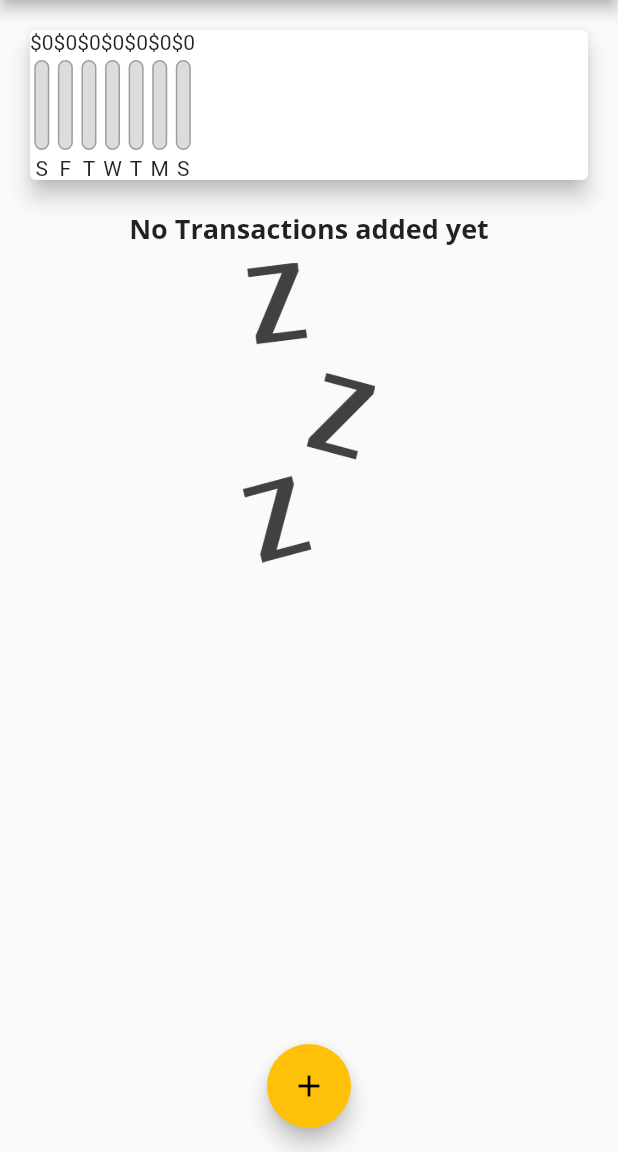
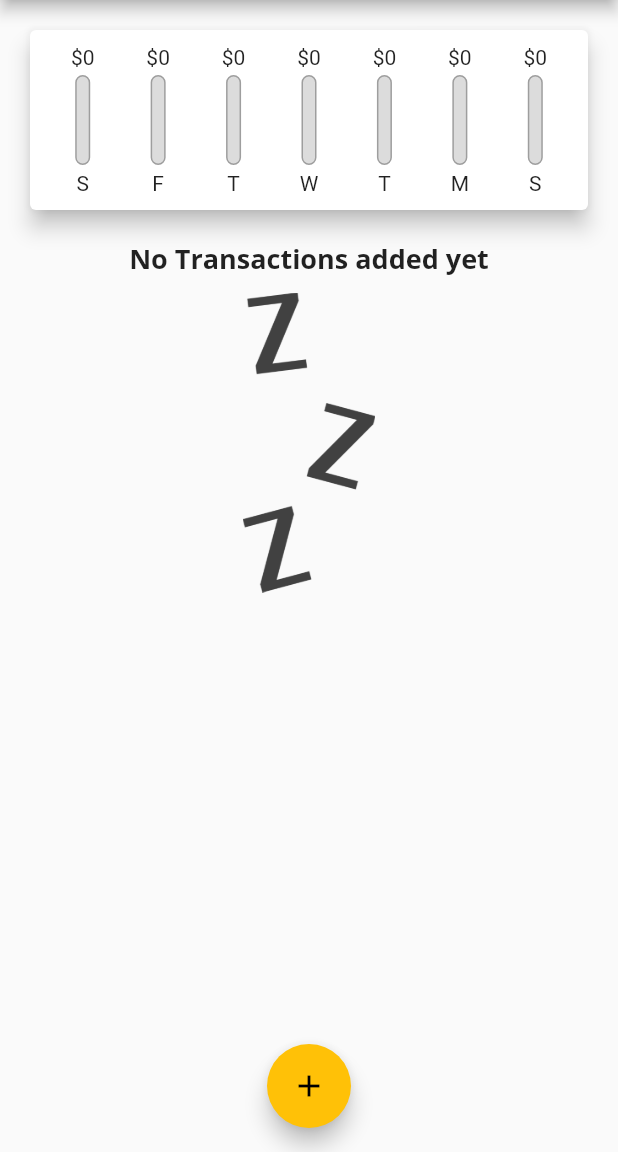
Before and after one commit to jvillarreal2016/Flutter_Project_2, a Flutter app: the screen it shows after launch, on a phone screen of 412 x 824 dp, the part 84-1236 px from its top. Run offline on Flutter 3.47's test engine with Material 2 defaults, Android fonts, the phone set to English and light mode, and no system bars; Roboto replaces fonts that are missing (Open Sans).

Commit message:
completed chart bars

```diff
--- a/lib/widgets/chart.dart
+++ b/lib/widgets/chart.dart
@@ -44,16 +44,25 @@ class Chart extends StatelessWidget {
     return Card(
       elevation: 6,
       margin: EdgeInsets.all(20),
+      child: Container(
+        padding: EdgeInsets.all(10),
+
         child: Row(
+          mainAxisAlignment: MainAxisAlignment.spaceAround,
           children: groupedTransactionValues.map((data) {
-          return ChartBar(
+            return Flexible(
+              flex: 1,
+              fit: FlexFit.tight,
+              child: ChartBar(
                 (data['day'] as String),
                 (data['amount'] as double),
                 totalSpending == 0.0
                     ? 0.0
                     : (data['amount'] as double) / totalSpending,
+              ),
             );
           }).toList(),
+        ),
       ),
     );
   }
--- a/lib/widgets/chart_bar.dart
+++ b/lib/widgets/chart_bar.dart
@@ -11,7 +11,8 @@ class ChartBar extends StatelessWidget {
   Widget build(BuildContext context) {
     return Column(
       children: <Widget>[
-        Text('\$${spendingAmount.toStringAsFixed(0)}'),
+        FittedBox(
+          child: Text('\$${spendingAmount.toStringAsFixed(0)}')),
         SizedBox(
           height: 4,
         ),
```
Lines whose indentation alone changed are shown as unchanged.
